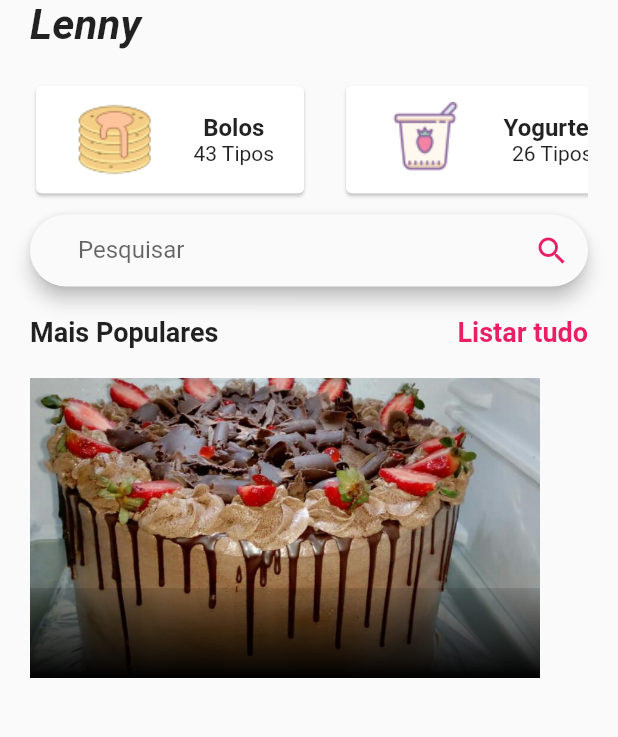
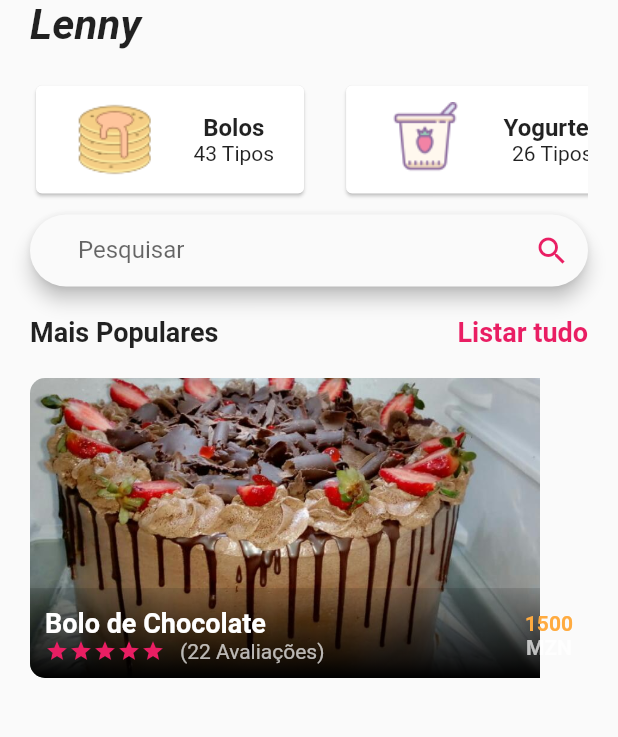
Before and after one commit to TomasMufume/lenny_delicias, a Flutter app: the screen it shows after launch, on a phone screen of 412 x 824 dp, the part 132-869 px from its top. Run offline on Flutter 3.47's test engine with Material 2 defaults, Android fonts, the phone set to English and light mode, and no system bars.

Commit message:
arquivo de dados

```diff
--- /dev/null
+++ b/lib/src/data/food_data.dart
@@ -0,0 +1,14 @@
+class Food{
+
+  final String id;
+  final String name;
+  final String imagePath;
+  final String category;
+  final double price;
+  final double discount;
+  final double ratings;
+
+  Food({this.id, this.name, this.imagePath, this.category, this.price,
+      this.discount, this.ratings});
+
+}
--- a/lib/src/widgets/bought_foods.dart
+++ b/lib/src/widgets/bought_foods.dart
@@ -8,7 +8,9 @@ class BoughtFoods extends StatefulWidget {
 class _BoughtFoodsState extends State<BoughtFoods> {
   @override
   Widget build(BuildContext context) {
-    return Stack(
+    return ClipRRect(
+      borderRadius: BorderRadius.circular(10),
+      child: Stack(
         children: [
           Container(
             height: 200,
@@ -32,7 +34,50 @@ class _BoughtFoodsState extends State<BoughtFoods> {
               ),
             ),
           ),
+          Positioned(
+            left: 10,
+            bottom: 10,
+            right: 10,
+            child: Row(
+              mainAxisAlignment: MainAxisAlignment.spaceBetween,
+              children: [
+                Column(
+                  crossAxisAlignment: CrossAxisAlignment.start,
+                  children: [
+                    Text("Bolo de Chocolate",
+                    style: TextStyle(
+                      color: Colors.white, fontSize: 18,
+                      fontWeight: FontWeight.bold,
+                    ),),
+                    Row(
+                      children: [
+                        Icon(Icons.star, color: Theme.of(context).primaryColor, size: 16),
+                        Icon(Icons.star, color: Theme.of(context).primaryColor, size: 16),
+                        Icon(Icons.star, color: Theme.of(context).primaryColor, size: 16),
+                        Icon(Icons.star, color: Theme.of(context).primaryColor, size: 16),
+                        Icon(Icons.star, color: Theme.of(context).primaryColor, size: 16),
+                        SizedBox(width: 10,),
+                        Text("(22 Avaliações)", style: TextStyle(
+                          color: Colors.white70,
+                        ),),
                       ],
+                    )
+                  ],
+                ),
+                Column(
+                  children: [
+                    Text("1500", style: TextStyle(
+                        fontWeight: FontWeight.bold, color: Colors.orangeAccent)),
+                    Text("MZN", style: TextStyle(
+                      fontWeight: FontWeight.bold, color: Colors.white70
+                    ),),
+                  ],
+                )
+              ],
+            ),
+          )
+        ],
+      ),
     );
   }
 }
```
Lines whose indentation alone changed are shown as unchanged.
